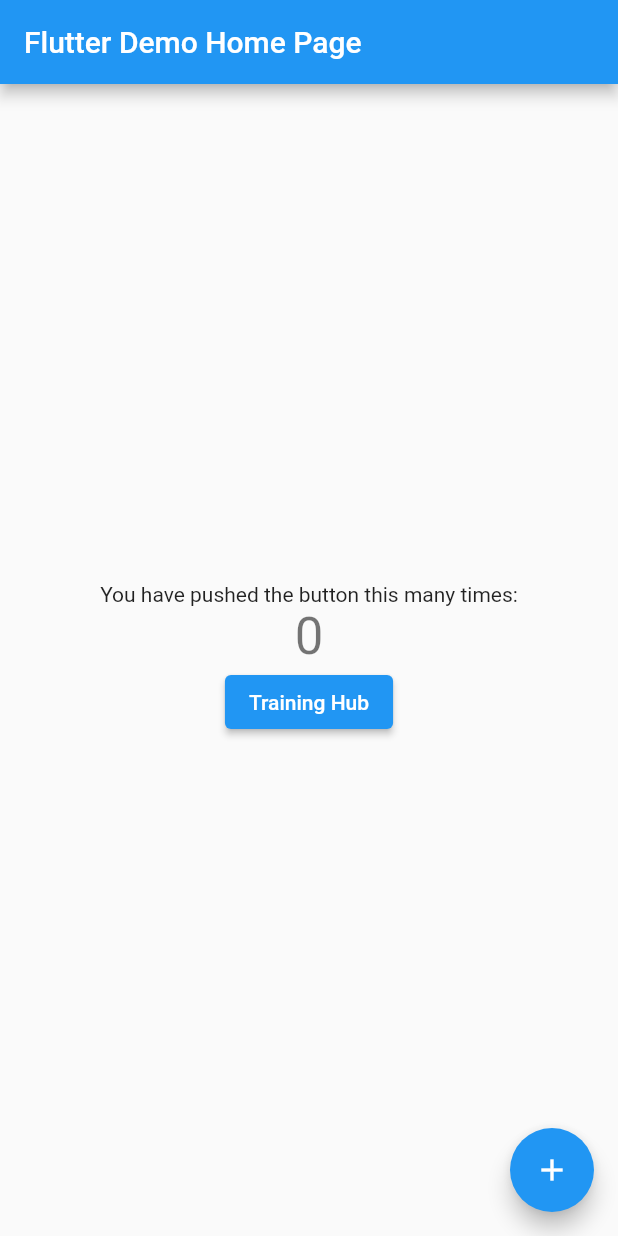
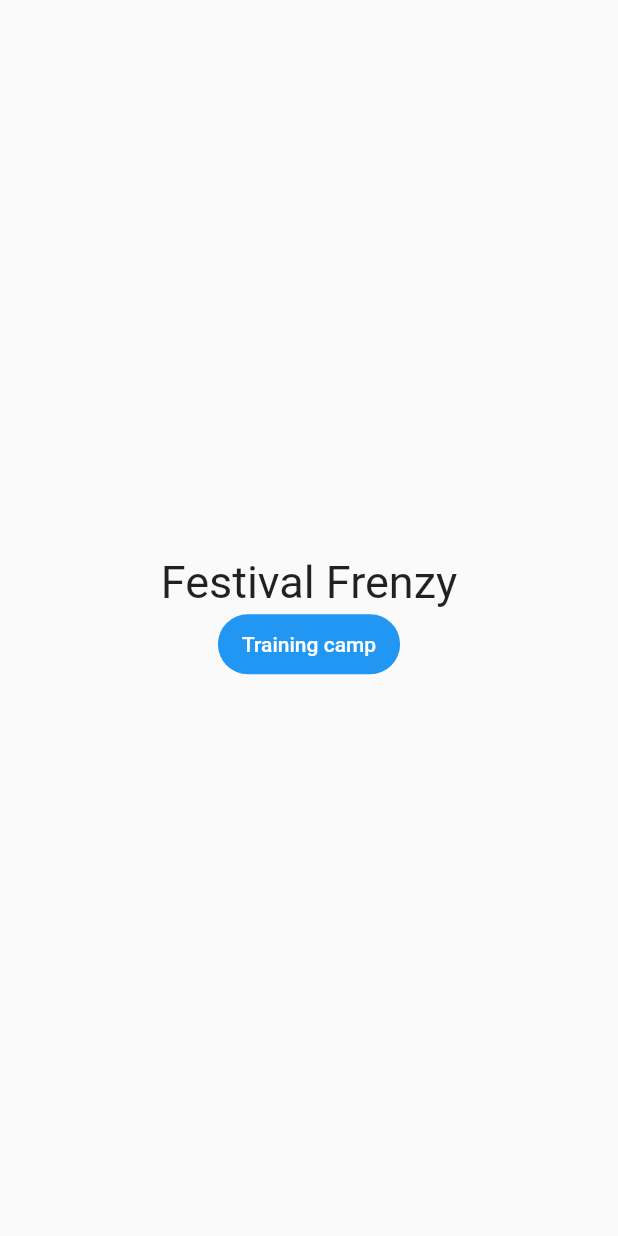
Before and after one commit to yami2200/flutter_p2p_minigames, a Flutter app: the screen it shows after launch, on a phone screen of 412 x 824 dp. Run offline on Flutter 3.47's test engine with Material 2 defaults, Android fonts, the phone set to English and light mode, and no system bars; our stand-ins replace go_router.

```diff
--- a/lib/main.dart
+++ b/lib/main.dart
@@ -1,126 +1,39 @@
 import 'package:flutter/material.dart';
+import 'package:flutter_p2p_minigames/training_page.dart';
+import 'package:go_router/go_router.dart';
 
-import 'training_page.dart';
+import 'main_menu_screen.dart';
 
 void main() {
   runApp(const MyApp());
 }
 
 class MyApp extends StatelessWidget {
+  static final _router = GoRouter(
+    routes: [
+      GoRoute(
+          path: '/',
+          builder: (context, state) =>
+          const MainMenuScreen(key: Key('main menu')),
+          routes: [
+            GoRoute(
+                path: 'training',
+                builder: (context, state) =>
+                const TrainingPage(key: Key('training page'))),
+          ]),
+    ],
+  );
+
   const MyApp({super.key});
 
   // This widget is the root of your application.
   @override
   Widget build(BuildContext context) {
-    return MaterialApp(
+    return MaterialApp.router(
       title: 'Flutter Demo',
-      theme: ThemeData(
-        // This is the theme of your application.
-        //
-        // Try running your application with "flutter run". You'll see the
-        // application has a blue toolbar. Then, without quitting the app, try
-        // changing the primarySwatch below to Colors.green and then invoke
-        // "hot reload" (press "r" in the console where you ran "flutter run",
-        // or simply save your changes to "hot reload" in a Flutter IDE).
-        // Notice that the counter didn't reset back to zero; the application
-        // is not restarted.
-        primarySwatch: Colors.blue,
-      ),
-      home: const MyHomePage(title: 'Flutter Demo Home Page'),
+      routeInformationProvider: _router.routeInformationProvider,
+      routeInformationParser: _router.routeInformationParser,
+      routerDelegate: _router.routerDelegate,
     );
   }
 }
-
-class MyHomePage extends StatefulWidget {
-  const MyHomePage({super.key, required this.title});
-
-  // This widget is the home page of your application. It is stateful, meaning
-  // that it has a State object (defined below) that contains fields that affect
-  // how it looks.
-
-  // This class is the configuration for the state. It holds the values (in this
-  // case the title) provided by the parent (in this case the App widget) and
-  // used by the build method of the State. Fields in a Widget subclass are
-  // always marked "final".
-
-  final String title;
-
-  @override
-  State<MyHomePage> createState() => _MyHomePageState();
-}
-
-class _MyHomePageState extends State<MyHomePage> {
-  int _counter = 0;
-
-  void _incrementCounter() {
-    setState(() {
-      // This call to setState tells the Flutter framework that something has
-      // changed in this State, which causes it to rerun the build method below
-      // so that the display can reflect the updated values. If we changed
-      // _counter without calling setState(), then the build method would not be
-      // called again, and so nothing would appear to happen.
-      _counter++;
-    });
-  }
-
-  @override
-  Widget build(BuildContext context) {
-    // This method is rerun every time setState is called, for instance as done
-    // by the _incrementCounter method above.
-    //
-    // The Flutter framework has been optimized to make rerunning build methods
-    // fast, so that you can just rebuild anything that needs updating rather
-    // than having to individually change instances of widgets.
-    return Scaffold(
-      appBar: AppBar(
-        // Here we take the value from the MyHomePage object that was created by
-        // the App.build method, and use it to set our appbar title.
-        title: Text(widget.title),
-      ),
-      body: Center(
-        // Center is a layout widget. It takes a single child and positions it
-        // in the middle of the parent.
-        child: Column(
-          // Column is also a layout widget. It takes a list of children and
-          // arranges them vertically. By default, it sizes itself to fit its
-          // children horizontally, and tries to be as tall as its parent.
-          //
-          // Invoke "debug painting" (press "p" in the console, choose the
-          // "Toggle Debug Paint" action from the Flutter Inspector in Android
-          // Studio, or the "Toggle Debug Paint" command in Visual Studio Code)
-          // to see the wireframe for each widget.
-          //
-          // Column has various properties to control how it sizes itself and
-          // how it positions its children. Here we use mainAxisAlignment to
-          // center the children vertically; the main axis here is the vertical
-          // axis because Columns are vertical (the cross axis would be
-          // horizontal).
-          mainAxisAlignment: MainAxisAlignment.center,
-          children: <Widget>[
-            const Text(
-              'You have pushed the button this many times:',
-            ),
-            Text(
-              '$_counter',
-              style: Theme.of(context).textTheme.headlineMedium,
-            ),
-            ElevatedButton(
-              onPressed: () {
-                Navigator.push(
-                  context,
-                  MaterialPageRoute(builder: (context) => const TrainingPage()),
-                );
-              },
-              child: const Text('Training Hub'),
-            ),
-          ],
-        ),
-      ),
-      floatingActionButton: FloatingActionButton(
-        onPressed: _incrementCounter,
-        tooltip: 'Increment',
-        child: const Icon(Icons.add),
-      ), // This trailing comma makes auto-formatting nicer for build methods.
-    );
-  }
-}
--- /dev/null
+++ b/lib/main_menu_screen.dart
@@ -0,0 +1,54 @@
+// Copyright 2022, the Flutter project authors. Please see the AUTHORS file
+// for details. All rights reserved. Use of this source code is governed by a
+// BSD-style license that can be found in the LICENSE file.
+
+import 'package:flutter/material.dart';
+import 'package:go_router/go_router.dart';
+
+class MainMenuScreen extends StatelessWidget {
+  const MainMenuScreen({super.key});
+
+  @override
+  Widget build(BuildContext context) {
+    return Scaffold(
+        body: Padding(
+      padding: const EdgeInsets.all(10.0),
+      child: Center(
+          child: Column(mainAxisAlignment: MainAxisAlignment.center, children: [
+        const Text(
+          'Festival Frenzy',
+          style: TextStyle(fontSize: 30),
+        ),
+        FilledButton(
+          onPressed: () => GoRouter.of(context).push('/training'),
+          child: const Text('Training camp'),
+        ),
+      ])),
+    ));
+  }
+
+  /// Prevents the game from showing game-services-related menu items
+  /// until we're sure the player is signed in.
+  ///
+  /// This normally happens immediately after game start, so players will not
+  /// see any flash. The exception is folks who decline to use Game Center
+  /// or Google Play Game Services, or who haven't yet set it up.
+  Widget _hideUntilReady({required Widget child, required Future<bool> ready}) {
+    return FutureBuilder<bool>(
+      future: ready,
+      builder: (context, snapshot) {
+        // Use Visibility here so that we have the space for the buttons
+        // ready.
+        return Visibility(
+          visible: snapshot.data ?? false,
+          maintainState: true,
+          maintainSize: true,
+          maintainAnimation: true,
+          child: child,
+        );
+      },
+    );
+  }
+
+  static const _gap = SizedBox(height: 10);
+}
--- a/pubspec.yaml
+++ b/pubspec.yaml
@@ -35,6 +35,7 @@ dependencies:
   # The following adds the Cupertino Icons font to your application.
   # Use with the CupertinoIcons class for iOS style icons.
   cupertino_icons: ^1.0.2
+  go_router: ^6.5.2
 
 dev_dependencies:
   flutter_test:
```
Also changed, not shown: pubspec.lock.
